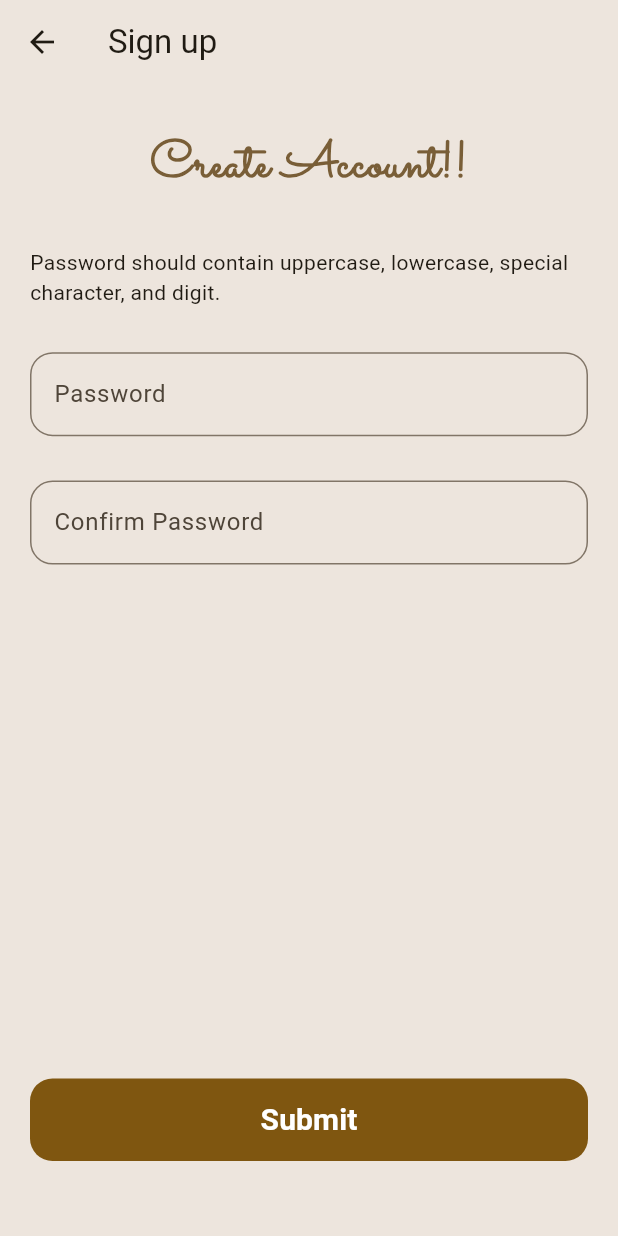
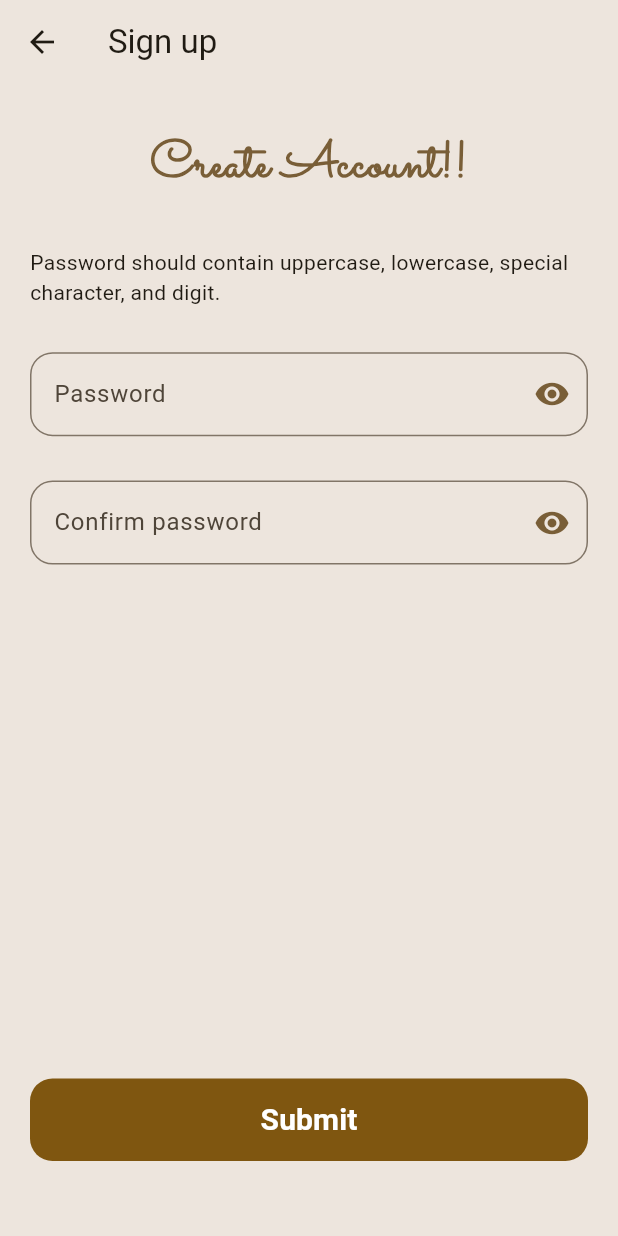
Before and after one commit to Dev-Rem/Pet-Gallery, a Flutter app: the SignupScreen screen opened by its route, after a tap on "Next", on a phone screen of 412 x 824 dp. Run offline on Flutter 3.47's test engine with Material 3 defaults, Android fonts, the light colour scheme and no system bars; our stand-ins replace go_router.

Commit message:
Add password Textfield obscure and suffix password visibility.

```diff
--- a/lib/signupScreen.dart
+++ b/lib/signupScreen.dart
@@ -9,7 +9,9 @@ class SignupScreen extends StatefulWidget {
 
 class _SignupScreenState extends State<SignupScreen> {
   bool isFirstFormFilled = false;
-  String _inputText = '';
+  bool _showPassword = true;
+  bool _showConfirmPassword = true;
+
   @override
   Widget build(BuildContext context) {
     return Scaffold(
@@ -58,11 +60,6 @@ class _SignupScreenState extends State<SignupScreen> {
                                 "Password should contain uppercase, lowercase, special character, and digit."),
                           if (!isFirstFormFilled)
                             TextField(
-                              onChanged: (value) {
-                                setState(() {
-                                  _inputText = value;
-                                });
-                              },
                               decoration: InputDecoration(
                                 fillColor: Colors.white,
                                 labelText: 'Name',
@@ -72,14 +69,26 @@ class _SignupScreenState extends State<SignupScreen> {
                             ),
                           if (isFirstFormFilled)
                             TextField(
-                              obscureText: true,
+                              obscureText: _showPassword,
                               onChanged: (value) {
                                 setState(() {
-                                  _inputText = value;
+                                  // _inputText = value;
                                 });
                               },
                               decoration: InputDecoration(
-                                fillColor: Colors.white,
+                                suffixIcon: GestureDetector(
+                                  onTap: () {
+                                    setState(() {
+                                      _showPassword = !_showPassword;
+                                    });
+                                  },
+                                  child: Icon(
+                                    (_showPassword
+                                        ? Icons.visibility
+                                        : Icons.visibility_off),
+                                    color: Color.fromARGB(255, 121, 94, 55),
+                                  ),
+                                ),
                                 labelText: 'Password',
                                 border: OutlineInputBorder(
                                     borderRadius: BorderRadius.circular(15)),
@@ -87,15 +96,28 @@ class _SignupScreenState extends State<SignupScreen> {
                             ),
                           if (isFirstFormFilled)
                             TextField(
-                              obscureText: true,
+                              obscureText: _showConfirmPassword,
                               onChanged: (value) {
                                 setState(() {
-                                  _inputText = value;
+                                  // _inputText = value;
                                 });
                               },
                               decoration: InputDecoration(
-                                fillColor: Colors.white,
-                                labelText: 'Confirm Password',
+                                suffixIcon: GestureDetector(
+                                  onTap: () {
+                                    setState(() {
+                                      _showConfirmPassword =
+                                          !_showConfirmPassword;
+                                    });
+                                  },
+                                  child: Icon(
+                                    (_showConfirmPassword
+                                        ? Icons.visibility
+                                        : Icons.visibility_off),
+                                    color: Color.fromARGB(255, 121, 94, 55),
+                                  ),
+                                ),
+                                labelText: 'Confirm password',
                                 border: OutlineInputBorder(
                                     borderRadius: BorderRadius.circular(15)),
                               ),
```
Also changed, not shown: lib/signinScreen.dart (+20 -0 lines).
